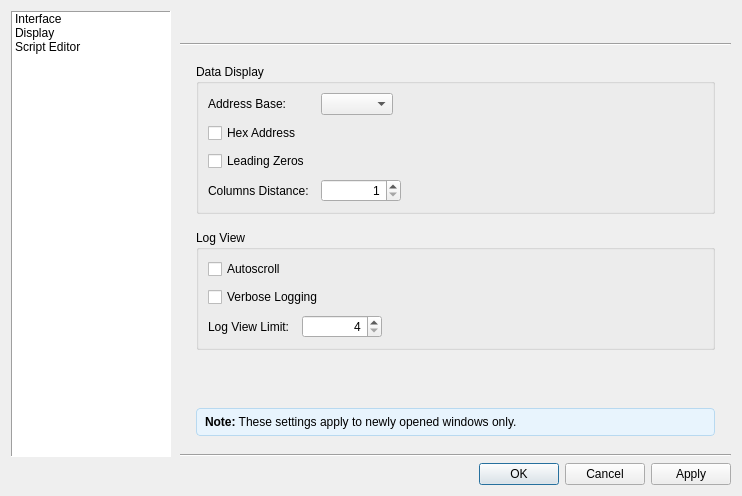
The window that src/dialogs/dialogpreferences.ui (sanny32/OpenModSim) describes before a commit, drawn with Qt 5.
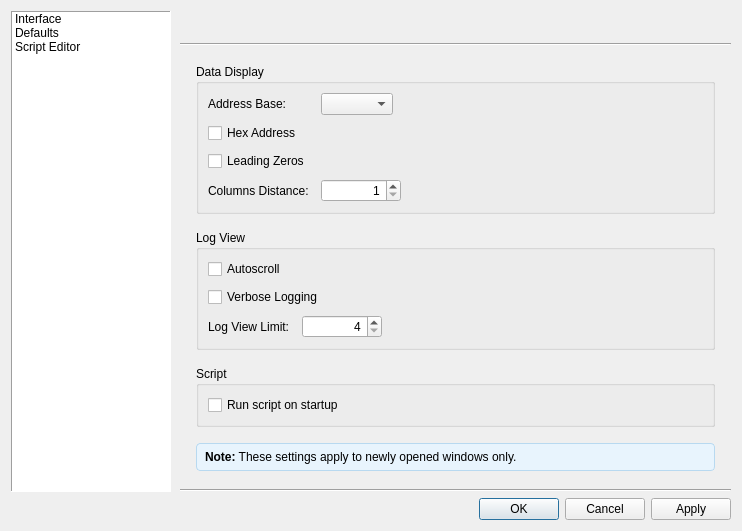
The same window after the commit. Icons and pictures are not drawn. Custom widgets are drawn as their Qt base class.

Commit message: Added Run Script On Startup preferences

Patch:
```diff
--- a/src/dialogs/dialogpreferences.ui
+++ b/src/dialogs/dialogpreferences.ui
@@ -72,7 +72,7 @@
         </item>
         <item>
          <property name="text">
-          <string>Display</string>
+          <string>Defaults</string>
          </property>
          <property name="icon">
           <iconset resource="../resources.qrc">
@@ -630,6 +630,22 @@
                </layout>
               </widget>
              </item>
+             <item>
+              <widget class="QGroupBox" name="groupBoxScript">
+               <property name="title">
+                <string>Script</string>
+               </property>
+               <layout class="QVBoxLayout" name="vlScript2">
+                <item>
+                 <widget class="QCheckBox" name="checkBoxRunOnStartup">
+                  <property name="text">
+                   <string>Run script on startup</string>
+                  </property>
+                 </widget>
+                </item>
+               </layout>
+              </widget>
+             </item>
              <item>
               <spacer name="verticalSpacer">
                <property name="orientation">
```
The commit also changes 10 other files.
